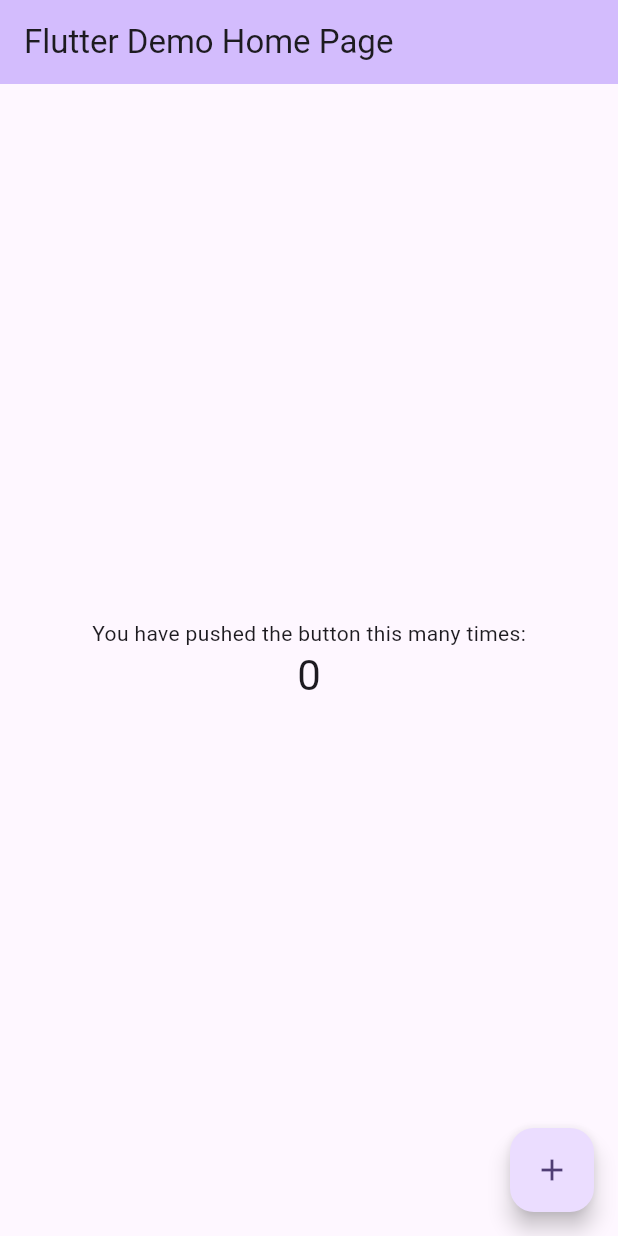
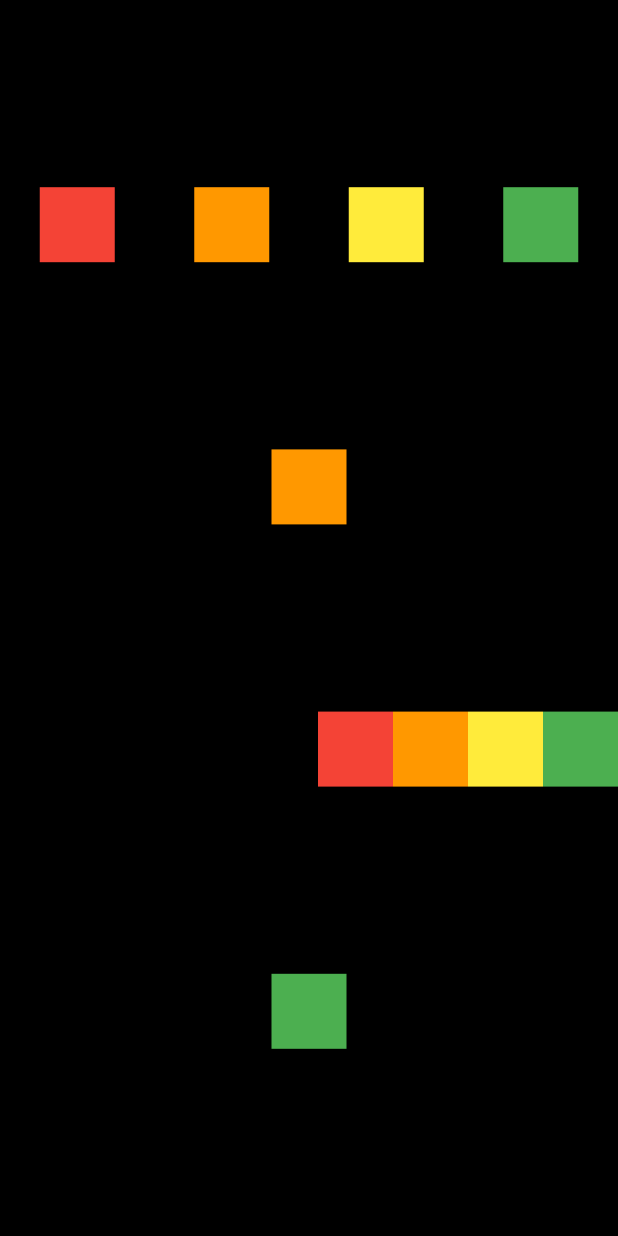
Before and after one commit to limgs97/flutter-lv1, a Flutter app: the screen it shows after launch, on a phone screen of 412 x 824 dp. Run offline on Flutter 3.47's test engine with Material 2 defaults, Android fonts, the light colour scheme and no system bars.

Commit message:
row_and_column update.

```diff
--- a/lib/main.dart
+++ b/lib/main.dart
@@ -1,125 +1,12 @@
 import 'package:flutter/material.dart';
+import 'package:flutter_lv1/screen/example_screen.dart';
+import 'package:flutter_lv1/screen/home_screen.dart';
 
 void main() {
-  runApp(const MyApp());
+  runApp(
+    MaterialApp(
+      // home: HomeScreen(),
+      home: ExampleScreen(),
+    )
+  );
 }
-
-class MyApp extends StatelessWidget {
-  const MyApp({super.key});
-
-  // This widget is the root of your application.
-  @override
-  Widget build(BuildContext context) {
-    return MaterialApp(
-      title: 'Flutter Demo',
-      theme: ThemeData(
-        // This is the theme of your application.
-        //
-        // TRY THIS: Try running your application with "flutter run". You'll see
-        // the application has a blue toolbar. Then, without quitting the app,
-        // try changing the seedColor in the colorScheme below to Colors.green
-        // and then invoke "hot reload" (save your changes or press the "hot
-        // reload" button in a Flutter-supported IDE, or press "r" if you used
-        // the command line to start the app).
-        //
-        // Notice that the counter didn't reset back to zero; the application
-        // state is not lost during the reload. To reset the state, use hot
-        // restart instead.
-        //
-        // This works for code too, not just values: Most code changes can be
-        // tested with just a hot reload.
-        colorScheme: ColorScheme.fromSeed(seedColor: Colors.deepPurple),
-        useMaterial3: true,
-      ),
-      home: const MyHomePage(title: 'Flutter Demo Home Page'),
-    );
-  }
-}
-
-class MyHomePage extends StatefulWidget {
-  const MyHomePage({super.key, required this.title});
-
-  // This widget is the home page of your application. It is stateful, meaning
-  // that it has a State object (defined below) that contains fields that affect
-  // how it looks.
-
-  // This class is the configuration for the state. It holds the values (in this
-  // case the title) provided by the parent (in this case the App widget) and
-  // used by the build method of the State. Fields in a Widget subclass are
-  // always marked "final".
-
-  final String title;
-
-  @override
-  State<MyHomePage> createState() => _MyHomePageState();
-}
-
-class _MyHomePageState extends State<MyHomePage> {
-  int _counter = 0;
-
-  void _incrementCounter() {
-    setState(() {
-      // This call to setState tells the Flutter framework that something has
-      // changed in this State, which causes it to rerun the build method below
-      // so that the display can reflect the updated values. If we changed
-      // _counter without calling setState(), then the build method would not be
-      // called again, and so nothing would appear to happen.
-      _counter++;
-    });
-  }
-
-  @override
-  Widget build(BuildContext context) {
-    // This method is rerun every time setState is called, for instance as done
-    // by the _incrementCounter method above.
-    //
-    // The Flutter framework has been optimized to make rerunning build methods
-    // fast, so that you can just rebuild anything that needs updating rather
-    // than having to individually change instances of widgets.
-    return Scaffold(
-      appBar: AppBar(
-        // TRY THIS: Try changing the color here to a specific color (to
-        // Colors.amber, perhaps?) and trigger a hot reload to see the AppBar
-        // change color while the other colors stay the same.
-        backgroundColor: Theme.of(context).colorScheme.inversePrimary,
-        // Here we take the value from the MyHomePage object that was created by
-        // the App.build method, and use it to set our appbar title.
-        title: Text(widget.title),
-      ),
-      body: Center(
-        // Center is a layout widget. It takes a single child and positions it
-        // in the middle of the parent.
-        child: Column(
-          // Column is also a layout widget. It takes a list of children and
-          // arranges them vertically. By default, it sizes itself to fit its
-          // children horizontally, and tries to be as tall as its parent.
-          //
-          // Column has various properties to control how it sizes itself and
-          // how it positions its children. Here we use mainAxisAlignment to
-          // center the children vertically; the main axis here is the vertical
-          // axis because Columns are vertical (the cross axis would be
-          // horizontal).
-          //
-          // TRY THIS: Invoke "debug painting" (choose the "Toggle Debug Paint"
-          // action in the IDE, or press "p" in the console), to see the
-          // wireframe for each widget.
-          mainAxisAlignment: MainAxisAlignment.center,
-          children: <Widget>[
-            const Text(
-              'You have pushed the button this many times:',
-            ),
-            Text(
-              '$_counter',
-              style: Theme.of(context).textTheme.headlineMedium,
-            ),
-          ],
-        ),
-      ),
-      floatingActionButton: FloatingActionButton(
-        onPressed: _incrementCounter,
-        tooltip: 'Increment',
-        child: const Icon(Icons.add),
-      ), // This trailing comma makes auto-formatting nicer for build methods.
-    );
-  }
-}
--- /dev/null
+++ b/lib/screen/example_screen.dart
@@ -0,0 +1,92 @@
+import 'package:flutter/material.dart';
+
+class ExampleScreen extends StatelessWidget {
+  const ExampleScreen({super.key});
+
+  @override
+  Widget build(BuildContext context) {
+    return Scaffold(
+      body: SafeArea(
+        // bottom: false,
+        child: Container(
+          color: Colors.black,
+          child: Column(
+            mainAxisAlignment: MainAxisAlignment.spaceEvenly,
+            children: [
+              Row(
+                mainAxisAlignment: MainAxisAlignment.spaceAround,
+                children: [
+                  Container(
+                    color: Colors.red,
+                    width: 50.0,
+                    height: 50.0,
+                  ),
+                  Container(
+                    color: Colors.orange,
+                    width: 50.0,
+                    height: 50.0,
+                  ),
+                  Container(
+                    color: Colors.yellow,
+                    width: 50.0,
+                    height: 50.0,
+                  ),
+                  Container(
+                    color: Colors.green,
+                    width: 50.0,
+                    height: 50.0,
+                  ),
+                ],
+              ),
+              Row(
+                mainAxisAlignment: MainAxisAlignment.center,
+                children: [
+                  Container(
+                    color: Colors.orange,
+                    width: 50.0,
+                    height: 50.0,
+                  ),
+                ],
+              ),
+              Row(
+                mainAxisAlignment: MainAxisAlignment.end,
+                children: [
+                  Container(
+                    color: Colors.red,
+                    width: 50.0,
+                    height: 50.0,
+                  ),
+                  Container(
+                    color: Colors.orange,
+                    width: 50.0,
+                    height: 50.0,
+                  ),
+                  Container(
+                    color: Colors.yellow,
+                    width: 50.0,
+                    height: 50.0,
+                  ),
+                  Container(
+                    color: Colors.green,
+                    width: 50.0,
+                    height: 50.0,
+                  ),
+                ],
+              ),
+              Row(
+                mainAxisAlignment: MainAxisAlignment.center,
+                children: [
+                  Container(
+                    color: Colors.green,
+                    width: 50.0,
+                    height: 50.0,
+                  ),
+                ],
+              ),
+            ],
+          ),
+        ),
+      ),
+    );
+  }
+}
```
Also changed, not shown: lib/screen/home_screen.dart (added, +69 -0 lines).
